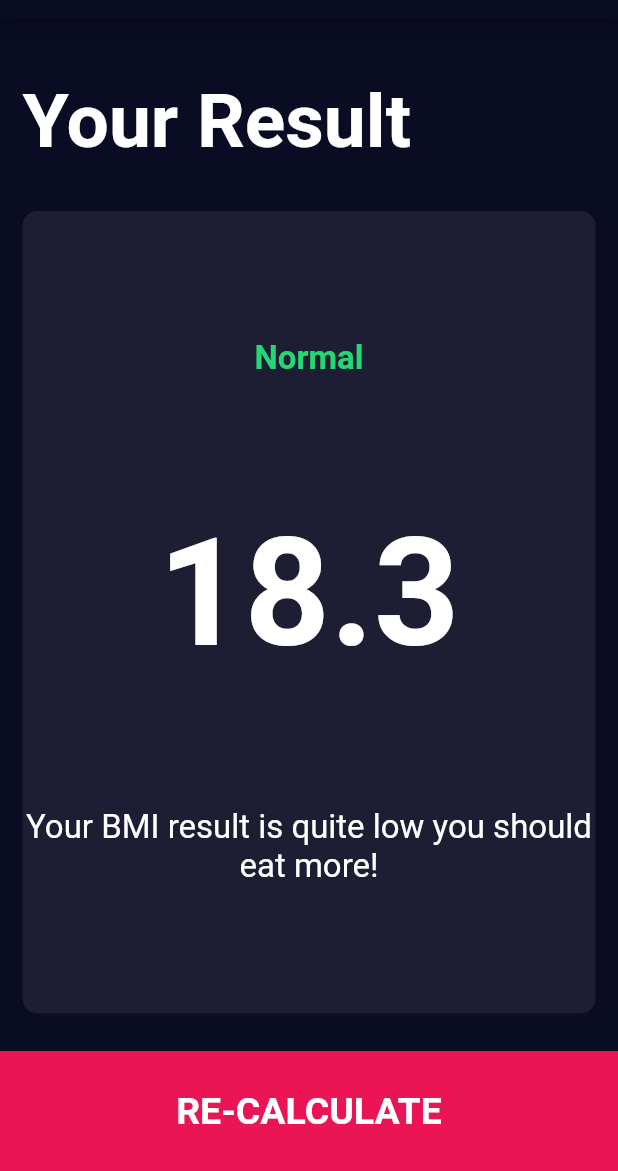
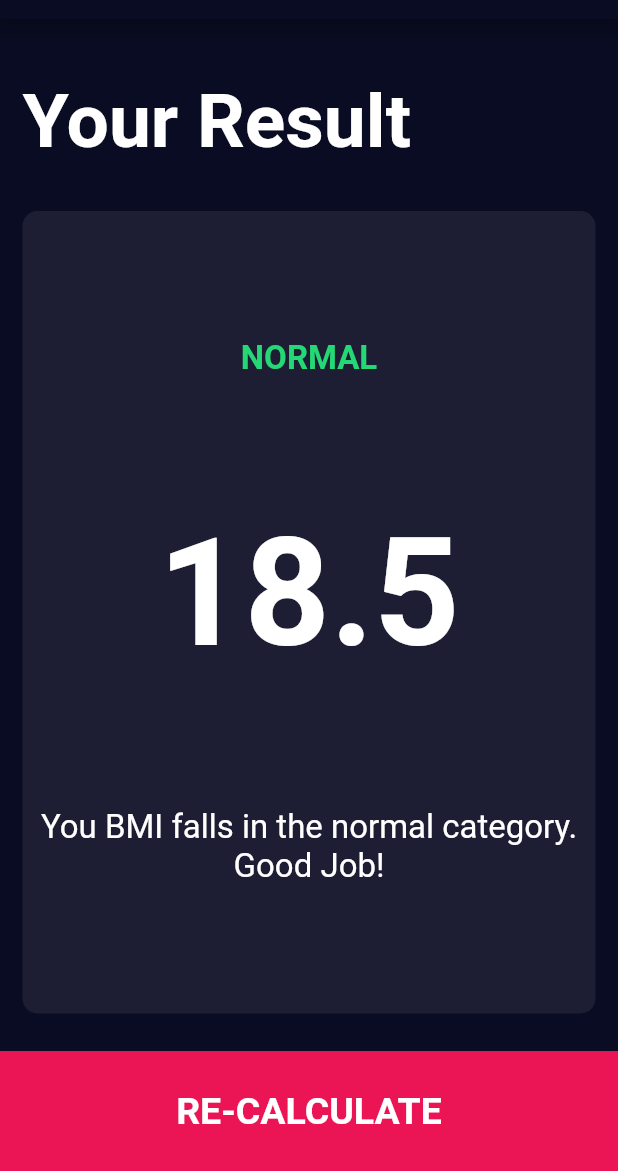
Before and after one commit to dpbangera95/BMI-Calculator, a Flutter app: the screen it shows after launch, after a tap on "CALCULATE", on a phone screen of 412 x 824 dp, the part 65-1236 px from its top. Run offline on Flutter 3.47's test engine with Material 2 defaults, Android fonts, the phone set to English and light mode, and no system bars; our stand-ins replace font_awesome_flutter.

```diff
--- /dev/null
+++ b/lib/calculator_brain.dart
@@ -0,0 +1,35 @@
+import 'dart:math';
+
+class CalculatorBrain {
+  CalculatorBrain({this.height, this.weight});
+
+  final int height;
+  final int weight;
+
+  double _bmi;
+
+  String calculateBMI() {
+    _bmi = weight / pow(height / 100, 2);
+    return _bmi.toStringAsFixed(1);
+  }
+
+  String getResult() {
+    if (_bmi >= 25) {
+      return 'Overweight';
+    } else if (_bmi > 18.5) {
+      return 'Normal';
+    } else {
+      return 'Underweight';
+    }
+  }
+
+  String getInterpretation() {
+    if (_bmi >= 25) {
+      return 'You have a higher than normal body weight. Try to exercise more.';
+    } else if (_bmi > 18.5) {
+      return 'You BMI falls in the normal category. Good Job!';
+    } else {
+      return 'You have a lower than normal body weight. You can try snacking on something a little.';
+    }
+  }
+}
--- a/lib/screens/input_page.dart
+++ b/lib/screens/input_page.dart
@@ -7,6 +7,7 @@ import '../constants.dart';
 import 'results_page.dart';
 import '../components/bottom_button.dart';
 import '../components/round_icon_button.dart';
+import 'package:bmi_calculator/calculator_brain.dart';
 
 enum Gender { male, female }
 
@@ -211,11 +212,17 @@ class _InputPageState extends State<InputPage> {
           BottomButton(
             buttonTitle: 'CALCULATE',
             onTap: () {
+              CalculatorBrain calc =
+                  CalculatorBrain(height: height, weight: weight);
               Navigator.push(
                 context,
                 MaterialPageRoute(
                   builder: (context) {
-                    return ResultsPage();
+                    return ResultsPage(
+                      bmiResult: calc.calculateBMI(),
+                      resultText: calc.getResult(),
+                      interpretation: calc.getInterpretation(),
+                    );
                   },
                 ),
               );
--- a/lib/screens/results_page.dart
+++ b/lib/screens/results_page.dart
@@ -5,6 +5,13 @@ import '../components/reusable_card.dart';
 import '../components/bottom_button.dart';
 
 class ResultsPage extends StatelessWidget {
+  ResultsPage(
+      {@required this.bmiResult,
+      @required this.resultText,
+      @required this.interpretation});
+  final String bmiResult;
+  final String resultText;
+  final String interpretation;
   @override
   Widget build(BuildContext context) {
     return Scaffold(
@@ -34,15 +41,15 @@ class ResultsPage extends StatelessWidget {
                 crossAxisAlignment: CrossAxisAlignment.center,
                 children: <Widget>[
                   Text(
-                    'Normal',
+                    resultText.toUpperCase(),
                     style: kResultTextStyle,
                   ),
                   Text(
-                    '18.3',
+                    bmiResult,
                     style: kBMITextStyle,
                   ),
                   Text(
-                    'Your BMI result is quite low you should eat more!',
+                    interpretation,
                     textAlign: TextAlign.center,
                     style: kBodyTextStyle,
                   )
```
Also changed, not shown: 2 other files.
